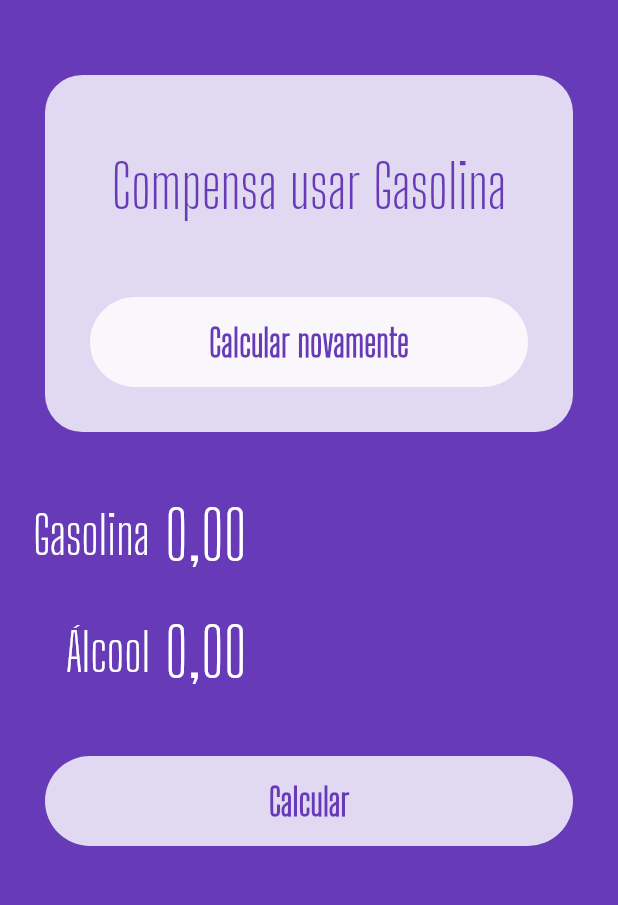
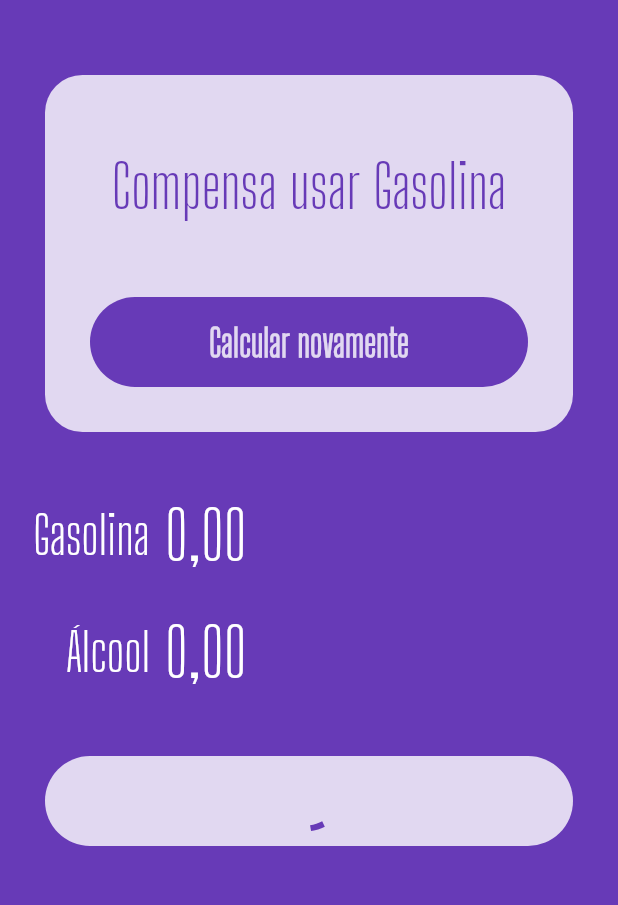
Before and after one commit to theemployee6-dev/alcool_ou_gasolina, a Flutter app: the screen it shows after launch, on a phone screen of 412 x 824 dp, the part 270-1175 px from its top. Run offline on Flutter 3.47's test engine with Material 2 defaults, Android fonts, the light colour scheme and no system bars; our stand-ins replace flutter_masked_text2.

Commit message:
loading button
widget loading criado e feito

```diff
--- a/lib/main.dart
+++ b/lib/main.dart
@@ -1,6 +1,7 @@
 import 'package:alcool_ou_gasolina/widgets/input.widget.dart';
 import 'package:flutter_masked_text2/flutter_masked_text2.dart';
 
+import 'widgets/loading-button.widget.dart';
 import 'widgets/logo.widget.dart';
 import 'package:flutter/material.dart';
 
@@ -56,57 +57,18 @@ class HomePage extends StatelessWidget {
                     ),
                   ),
                   const SizedBox(height: 20.0),
-                  Container(
-                    height: 60.0,
-                    width: double.infinity,
-                    margin: const EdgeInsets.all(30.0),
-                    decoration: BoxDecoration(
-                      color: Colors.white.withOpacity(0.8),
-                      borderRadius: BorderRadius.circular(60.0),
-                    ),
-                    child: TextButton(
-                      onPressed: () {
-                        debugPrint("Botão Calcular");
-                      },
-                      child: Text(
-                        "Calcular novamente",
-                        style: TextStyle(
-                          color: Theme.of(context).primaryColor,
-                          fontSize: 25,
-                          fontFamily: "Big Shoulders Display",
-                          fontWeight: FontWeight.bold,
-                        ),
-                      ),
-                    ),
-                  ),
+                  LoadingButton(
+                      busy: false,
+                      invert: true,
+                      text: "Calcular novamente",
+                      func: () {}),
                 ],
               ),
             ),
             Input(label: 'Gasolina', ctrl: _gasCtrl),
             Input(label: 'Álcool', ctrl: _alcCtrl),
-            Container(
-              height: 60.0,
-              width: double.infinity,
-              margin: const EdgeInsets.all(30.0),
-              decoration: BoxDecoration(
-                color: Colors.white.withOpacity(0.8),
-                borderRadius: BorderRadius.circular(60.0),
-              ),
-              child: TextButton(
-                onPressed: () {
-                  debugPrint("Botão Calcular");
-                },
-                child: Text(
-                  "Calcular",
-                  style: TextStyle(
-                    color: Theme.of(context).primaryColor,
-                    fontSize: 25,
-                    fontFamily: "Big Shoulders Display",
-                    fontWeight: FontWeight.bold,
-                  ),
-                ),
-              ),
-            ),
+            LoadingButton(
+                busy: true, invert: false, text: "CALCULAR", func: () {}),
           ],
         ),
       ),
--- /dev/null
+++ b/lib/widgets/loading-button.widget.dart
@@ -0,0 +1,48 @@
+import 'package:flutter/material.dart';
+
+class LoadingButton extends StatelessWidget {
+  var busy = false;
+  var invert = false;
+  var text = "";
+  void Function() func;
+  LoadingButton({
+    Key? key,
+    required this.busy,
+    required this.invert,
+    required this.text,
+    required this.func,
+  }) : super(key: key);
+
+  @override
+  Widget build(BuildContext context) {
+    return Container(
+      height: 60.0,
+      width: double.infinity,
+      margin: const EdgeInsets.all(30.0),
+      decoration: BoxDecoration(
+        color: invert
+            ? Theme.of(context).primaryColor
+            : Colors.white.withOpacity(0.8),
+        borderRadius: BorderRadius.circular(60.0),
+      ),
+      child: busy
+          ? const Center(
+              child: CircularProgressIndicator(),
+            )
+          : TextButton(
+              onPressed: func,
+              child: Text(
+                text,
+                style: TextStyle(
+                  color: invert
+                      ? Colors.white.withOpacity(0.8)
+                      : Theme.of(context).primaryColor,
+                  fontSize: 25,
+                  fontFamily: "Big Shoulders Display",
+                  fontWeight: FontWeight.bold,
+                ),
+              ),
+            ),
+    );
+  }
+}
```
